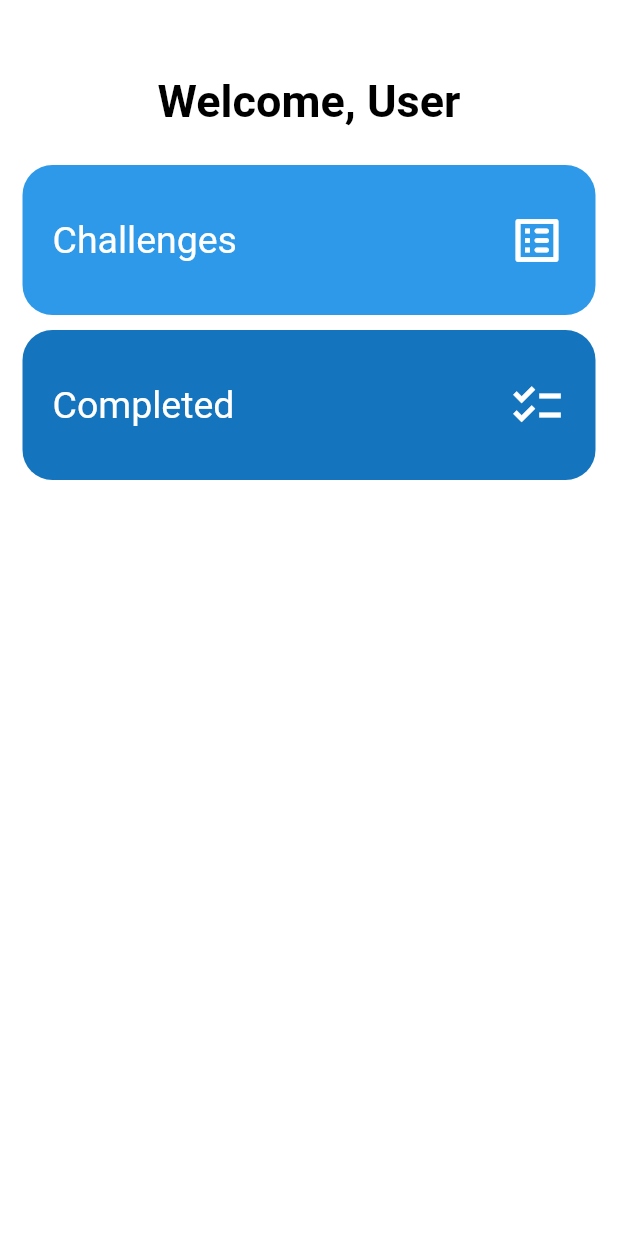
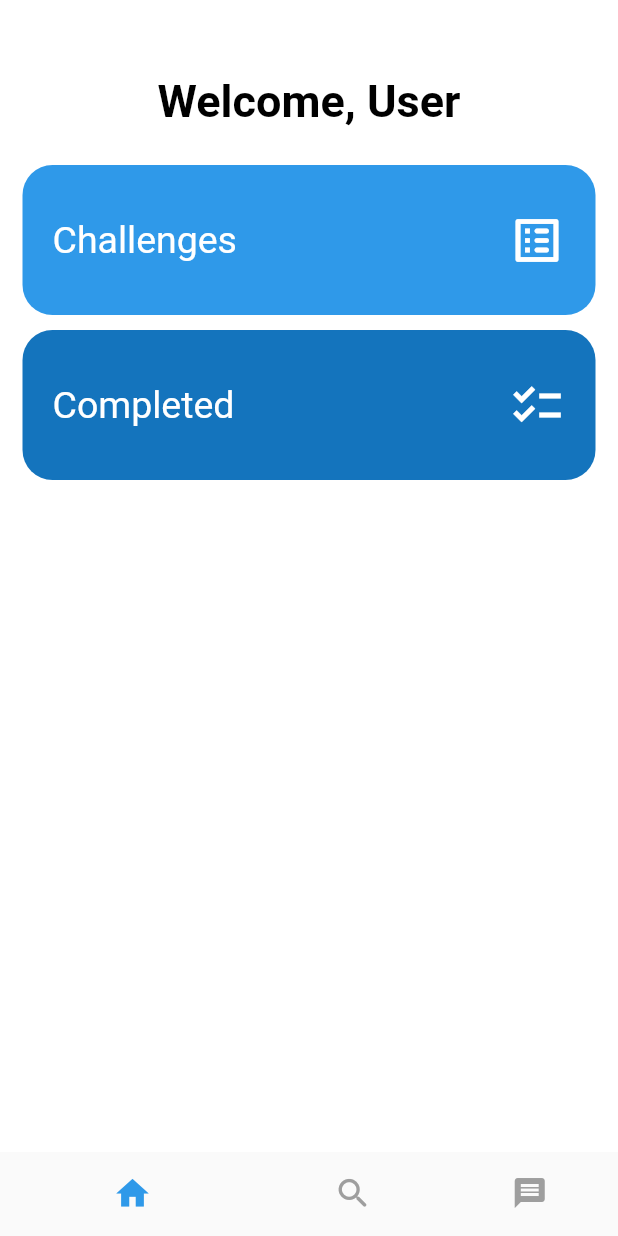
Before and after one commit to Tyreseexe/flutter_testing, a Flutter app: the screen it shows after launch, on a phone screen of 412 x 824 dp. Run offline on Flutter 3.47's test engine with Material 2 defaults, Android fonts, the phone set to English and light mode, and no system bars; our stand-ins replace get, get_storage.

Commit message:
added bottom navigation bar

```diff
--- a/lib/homepage/home_page.dart
+++ b/lib/homepage/home_page.dart
@@ -13,6 +13,7 @@ google sign in (youtube hoe om dit te doen)
 log in page (FloatingActionButton in die log in page wat met google in sign
               As kla connect het met google gaan na home apge)
 Nav drawer (Account page, Settings, Home, Sign out, darkmode, )
+about page
 
 
 Tiaan:
--- a/lib/main.dart
+++ b/lib/main.dart
@@ -1,5 +1,5 @@
 import 'package:flutter/material.dart';
-import 'package:flutter_testing/homepage/home_page.dart';
+import 'package:flutter_testing/navbar/navbar.dart';
 import 'package:flutter_testing/themes/theme.dart';
 import 'package:flutter_testing/themes/theme_service.dart';
 import 'package:get/get.dart';
@@ -22,7 +22,7 @@ class MyApp extends StatelessWidget {
       theme: Themes.light,
       darkTheme: Themes.dark,
       themeMode: ThemeService().theme,
-      home: const HomePage(),
+      home: const NavBar(),
     );
   }
 }
--- /dev/null
+++ b/lib/navbar/bar_controller.dart
@@ -0,0 +1,11 @@
+import 'package:get/get.dart';
+
+class NavBarController extends GetxController {
+  var tabIndex = 0;
+
+  get theme => null;
+  void changeTabIndex(int index) {
+    tabIndex = index;
+    update();
+  }
+}
--- /dev/null
+++ b/lib/navbar/navbar.dart
@@ -0,0 +1,61 @@
+import 'package:flutter/material.dart';
+import 'package:flutter_testing/navbar/bar_controller.dart';
+import 'package:flutter_testing/pages/challenge_page.dart';
+import 'package:flutter_testing/pages/completed_page.dart';
+import 'package:flutter_testing/themes/colors.dart';
+import 'package:get/get.dart';
+import '../homepage/home_page.dart';
+
+class NavBar extends StatefulWidget {
+  const NavBar({Key? key}) : super(key: key);
+
+  @override
+  State<NavBar> createState() => _NavBarState();
+}
+
+class _NavBarState extends State<NavBar> {
+  final controller = Get.put(NavBarController());
+
+  @override
+  Widget build(BuildContext context) {
+    return GetBuilder<NavBarController>(
+      builder: (context) {
+        return Scaffold(
+          body: IndexedStack(
+            index: controller.tabIndex,
+            children: const [HomePage(), ChallengPage(), CompletedPage()],
+          ),
+          bottomNavigationBar: BottomNavigationBar(
+            type: BottomNavigationBarType.shifting,
+            backgroundColor: Colors.white,
+            showSelectedLabels: false,
+            showUnselectedLabels: false,
+            elevation: 0,
+            selectedItemColor: clPrimary,
+            unselectedItemColor: Colors.grey,
+            currentIndex: controller.tabIndex,
+            onTap: controller.changeTabIndex,
+            selectedFontSize: 0,
+            selectedIconTheme: const IconThemeData(size: 0),
+            unselectedIconTheme: const IconThemeData(size: 0),
+            items: [
+              _bottombarItem(Icons.home, "", 26),
+              _bottombarItem(Icons.search_rounded, "", 26),
+              _bottombarItem(Icons.message, "", 24),
+            ],
+          ),
+        );
+      },
+    );
+  }
+}
+
+_bottombarItem(IconData icon, String label, double size) {
+  return BottomNavigationBarItem(
+    icon: Icon(
+      icon,
+      size: size,
+    ),
+    label: label,
+  );
+}
```
Also changed, not shown: lib/navbar/routes.dart (added, +24 -0 lines).
